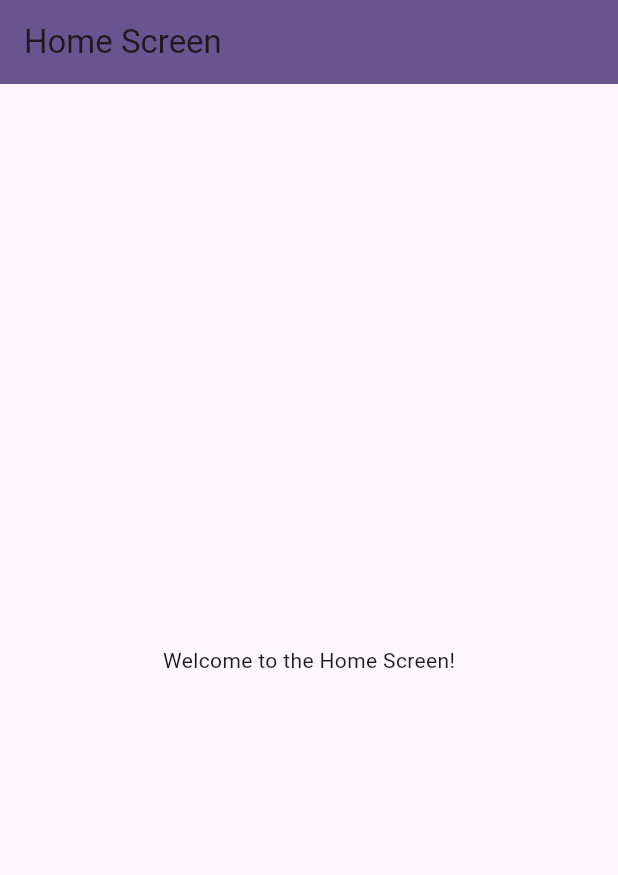
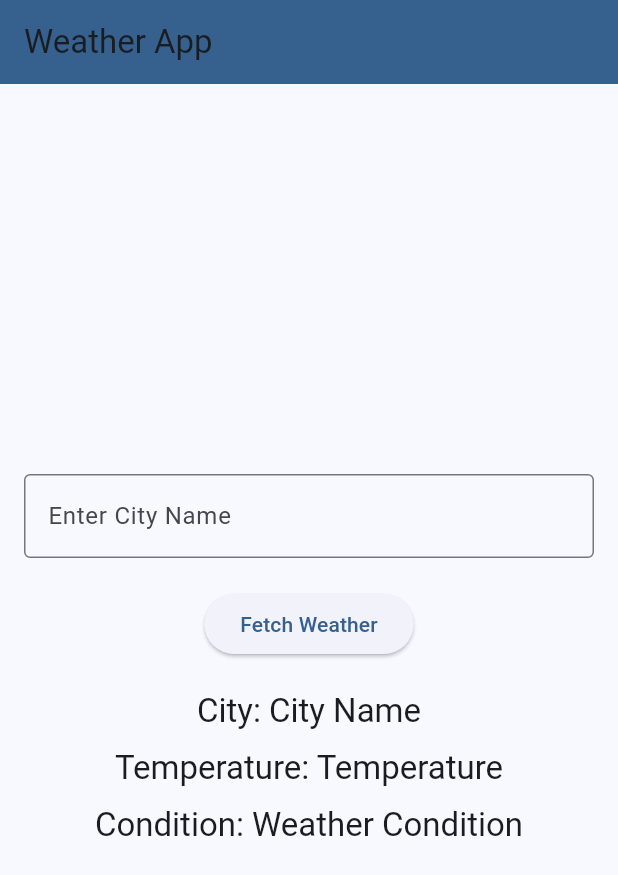
Before and after one commit to BhaskarTej/Weather_Info_App, a Flutter app: the screen it shows after launch, on a phone screen of 412 x 824 dp. Shown: the top 875 px of the screen. Run offline on Flutter 3.47's test engine with Material 3 defaults, Android fonts, the phone set to English and light mode, and no system bars.

Commit message:
Basic UI with input field and button

```diff
--- a/lib/main.dart
+++ b/lib/main.dart
@@ -10,28 +10,70 @@ class MyApp extends StatelessWidget {
   @override
   Widget build(BuildContext context) {
     return MaterialApp(
-      title: 'Flutter App',
+      title: 'Weather App',
       theme: ThemeData(
-        colorScheme: ColorScheme.fromSeed(seedColor: Colors.deepPurple),
+        colorScheme: ColorScheme.fromSeed(seedColor: Colors.blue),
         useMaterial3: true,
       ),
-      home: const HomeScreen(),
+      home: const WeatherScreen(),
     );
   }
 }
 
-class HomeScreen extends StatelessWidget {
-  const HomeScreen({super.key});
+class WeatherScreen extends StatefulWidget {
+  const WeatherScreen({super.key});
+
+  @override
+  State<WeatherScreen> createState() => _WeatherScreenState();
+}
+
+class _WeatherScreenState extends State<WeatherScreen> {
+  final TextEditingController _cityController = TextEditingController();
+  String _cityName = "City Name";
+  String _temperature = "Temperature";
+  String _condition = "Weather Condition";
+
+  void _fetchWeather() {
+    setState(() {
+      // Simulate fetching weather data based on city name input
+      _cityName = _cityController.text;
+      _temperature = "25°C"; // Placeholder temperature
+      _condition = "Sunny"; // Placeholder condition
+    });
+  }
 
   @override
   Widget build(BuildContext context) {
     return Scaffold(
       appBar: AppBar(
-        title: const Text('Home Screen'),
+        title: const Text('Weather App'),
         backgroundColor: Theme.of(context).colorScheme.primary,
       ),
-      body: const Center(
-        child: Text('Welcome to the Home Screen!'),
+      body: Padding(
+        padding: const EdgeInsets.all(16.0),
+        child: Column(
+          mainAxisAlignment: MainAxisAlignment.center,
+          children: [
+            TextField(
+              controller: _cityController,
+              decoration: const InputDecoration(
+                labelText: 'Enter City Name',
+                border: OutlineInputBorder(),
+              ),
+            ),
+            const SizedBox(height: 20),
+            ElevatedButton(
+              onPressed: _fetchWeather,
+              child: const Text('Fetch Weather'),
+            ),
+            const SizedBox(height: 20),
+            Text('City: $_cityName', style: Theme.of(context).textTheme.titleLarge),
+            const SizedBox(height: 10),
+            Text('Temperature: $_temperature', style: Theme.of(context).textTheme.titleLarge),
+            const SizedBox(height: 10),
+            Text('Condition: $_condition', style: Theme.of(context).textTheme.titleLarge),
+          ],
+        ),
       ),
     );
   }
```
